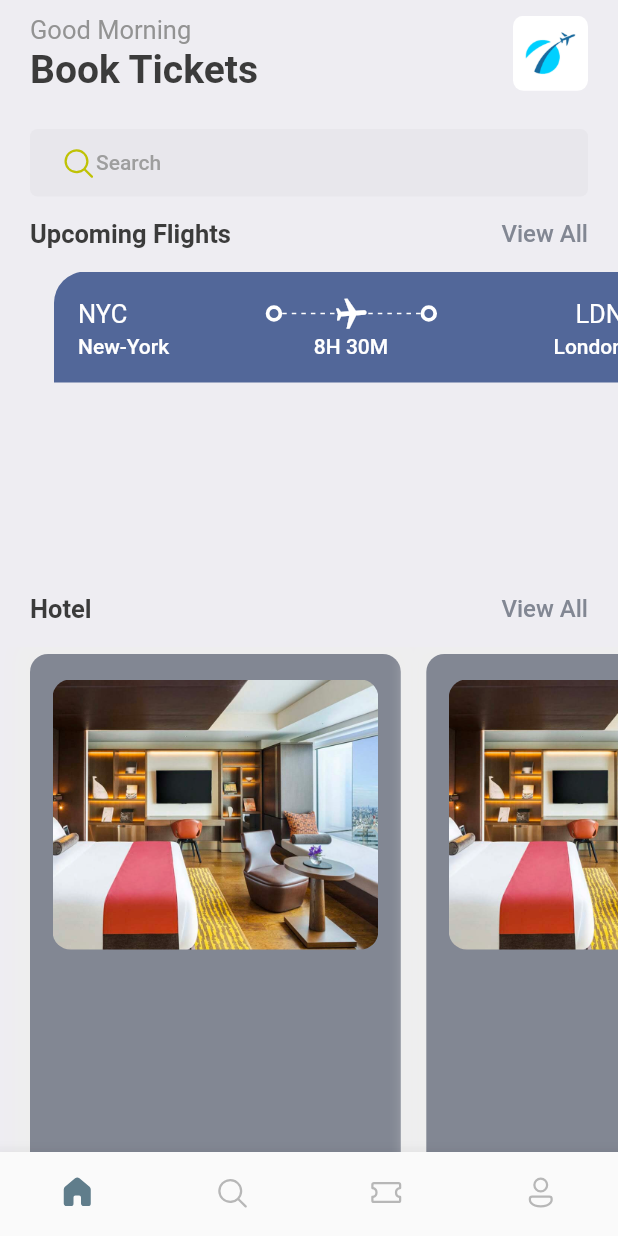
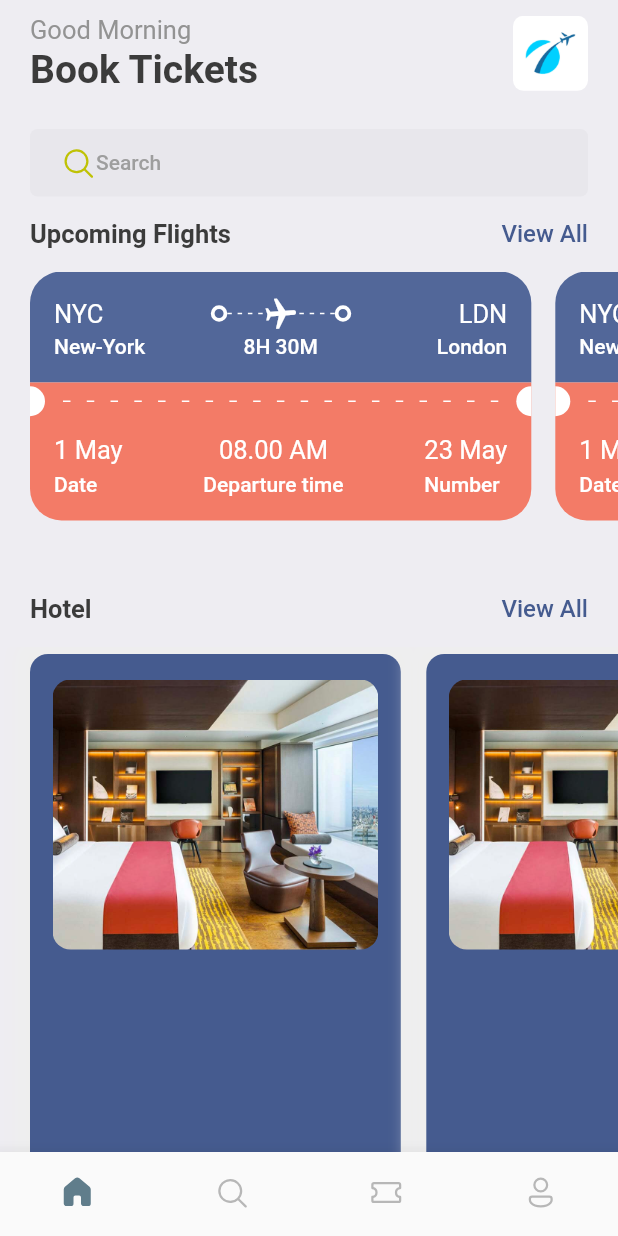
Before and after one commit to Abinnnn/ticketingApp_flutter, a Flutter app: the screen it shows after launch, on a phone screen of 412 x 824 dp. Run offline on Flutter 3.47's test engine with Material 2 defaults, Android fonts, the phone set to English and light mode, and no system bars; our stand-ins replace fluentui_icons, gap.

Commit message:
upload code

```diff
--- a/lib/screens/ticket_view.dart
+++ b/lib/screens/ticket_view.dart
@@ -15,11 +15,12 @@ class TicketView extends StatelessWidget {
   Widget build(BuildContext context) {
     final size = AppLayout.getSize(context);
     return SizedBox(
-      width: size.width,
+      width: size.width * 0.85,
       height: 200,
       child: Container(
-        margin: const EdgeInsets.only(left: 16),
+        margin: const EdgeInsets.only(right: 16),
         child: Column(children: [
+          //Showing the blue part
           Container(
             decoration: BoxDecoration(
               color: Color(0xff526799),
@@ -44,8 +45,7 @@ class TicketView extends StatelessWidget {
                       Center(
                         child: Transform.rotate(
                           angle: 1.5,
-                            child:
-                                Icon(Icons.local_airport, color: Colors.white),
+                          child: Icon(Icons.local_airport, color: Colors.white),
                         ),
                       ),
                       SizedBox(
@@ -53,16 +53,14 @@ class TicketView extends StatelessWidget {
                         child: LayoutBuilder(
                           builder: (BuildContext context,
                               BoxConstraints constraints) {
-                              print(
-                                  "The Width is constraints.constrainWidth()");
+                            print("The Width is constraints.constrainWidth()");
                             return Flex(
                                 direction: Axis.horizontal,
                                 mainAxisAlignment:
                                     MainAxisAlignment.spaceBetween,
                                 mainAxisSize: MainAxisSize.max,
                                 children: List.generate(
-                                      (constraints.constrainWidth() / 6)
-                                          .floor(),
+                                    (constraints.constrainWidth() / 6).floor(),
                                     (index) => SizedBox(
                                           width: 3,
                                           height: 1,
@@ -105,7 +103,134 @@ class TicketView extends StatelessWidget {
                   ],
                 )
               ],
+            ),
+          ),
+          //showing the orange part
+          Container(
+            color: Styles.orangeColor,
+            child: Row(
+              children: [
+                SizedBox(
+                  width: 10,
+                  height: 20,
+                  child: DecoratedBox(
+                    decoration: BoxDecoration(
+                        color: Colors.white,
+                        borderRadius: BorderRadius.only(
+                          topRight: Radius.circular(10),
+                          bottomRight: Radius.circular(10),
                         )),
+                  ),
+                ),
+                Expanded(
+                  child: Padding(
+                    padding: const EdgeInsets.all(12.0),
+                    child: LayoutBuilder(builder:
+                        (BuildContext context, BoxConstraints constraints) {
+                      return Flex(
+                        direction: Axis.horizontal,
+                        mainAxisAlignment: MainAxisAlignment.spaceBetween,
+                        mainAxisSize: MainAxisSize.max,
+                        children: List.generate(
+                            (constraints.constrainWidth() / 15).floor(),
+                            (index) => SizedBox(
+                                  width: 5,
+                                  height: 1,
+                                  child: DecoratedBox(
+                                    decoration: BoxDecoration(
+                                      color: Colors.white,
+                                    ),
+                                  ),
+                                )),
+                      );
+                    }),
+                  ),
+                ),
+                SizedBox(
+                  width: 10,
+                  height: 20,
+                  child: DecoratedBox(
+                    decoration: BoxDecoration(
+                        color: Colors.white,
+                        borderRadius: BorderRadius.only(
+                          topLeft: Radius.circular(10),
+                          bottomLeft: Radius.circular(10),
+                        )),
+                  ),
+                ),
+              ],
+            ),
+          ),
+
+          Container(
+            decoration: BoxDecoration(
+              color: Styles.orangeColor,
+              borderRadius: const BorderRadius.only(
+                bottomLeft: Radius.circular(21),
+                bottomRight: Radius.circular(21),
+              ),
+            ),
+            padding:
+                const EdgeInsets.only(left: 16, top: 10, right: 16, bottom: 16),
+            child: Column(
+              children: [
+                Row(
+                  mainAxisAlignment: MainAxisAlignment
+                      .spaceBetween, //its make this two column in some spacebetween
+                  children: [
+                    Column(
+                      crossAxisAlignment: CrossAxisAlignment.start,
+                      children: [
+                        Text(
+                          "1 May",
+                          style: Styles.headLineStyle3
+                              .copyWith(color: Colors.white),
+                        ),
+                        const Gap(5),
+                        Text(
+                          "Date",
+                          style: Styles.headLineStyle4
+                              .copyWith(color: Colors.white),
+                        ),
+                      ],
+                    ),
+                    Column(
+                      crossAxisAlignment: CrossAxisAlignment.center,
+                      children: [
+                        Text(
+                          "08.00 AM",
+                          style: Styles.headLineStyle3
+                              .copyWith(color: Colors.white),
+                        ),
+                        const Gap(5),
+                        Text(
+                          "Departure time",
+                          style: Styles.headLineStyle4
+                              .copyWith(color: Colors.white),
+                        ),
+                      ],
+                    ),
+                    Column(
+                      crossAxisAlignment: CrossAxisAlignment.start,
+                      children: [
+                        Text(
+                          "23 May",
+                          style: Styles.headLineStyle3
+                              .copyWith(color: Colors.white),
+                        ),
+                        const Gap(5),
+                        Text(
+                          "Number",
+                          style: Styles.headLineStyle4
+                              .copyWith(color: Colors.white),
+                        ),
+                      ],
+                    ),
+                  ],
+                )
+              ],
+            ),
+          ),
         ]),
       ),
     );
--- a/lib/utils/app_styles.dart
+++ b/lib/utils/app_styles.dart
@@ -1,12 +1,12 @@
 import 'package:flutter/material.dart';
 
-Color primary = Color.fromARGB(255, 130, 135, 147);
+Color primary = Color.fromARGB(255, 69, 91, 143);
 
 class Styles {
   static Color primaryColor = primary;
   static Color textColor = const Color(0xFF3b3b3b);
   static Color bgColor = const Color(0xFFeeedf2);
-  static Color orangeColor = const Color(0xFF526799);
+  static Color orangeColor = const Color(0xFFF37B67);
 
   static TextStyle textStyle =
       TextStyle(fontSize: 16, color: textColor, fontWeight: FontWeight.w500);
```
Lines whose indentation alone changed are shown as unchanged.
